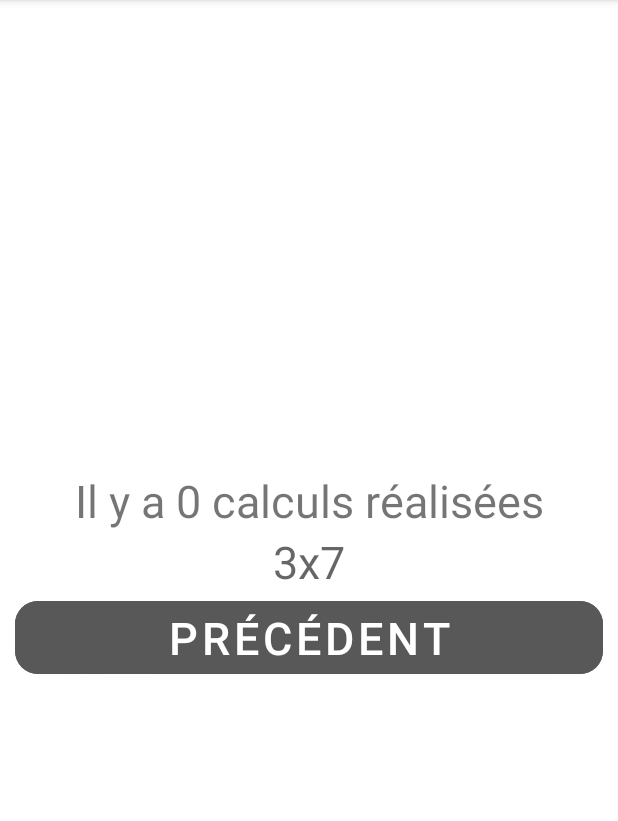
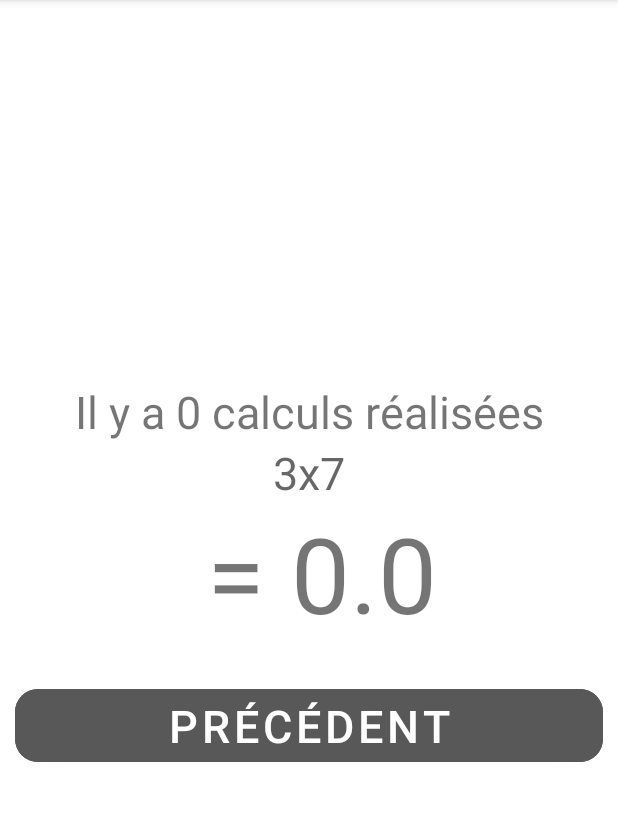
Before and after one commit to JustinF02/Projet-Android--Calculatrice, an Android app: the screen it shows after launch (LastComputeActivity), after a tap on "DERNIER CALCUL", on a phone screen of 412 x 824 dp, the part 84-905 px from its top. Run offline under Robolectric (Android 15) with nearby library versions, the phone set to English and light mode, and no system bars.

Commit message:
correction BDD

```diff
--- a/app/src/main/java/com/jger/groupe4/database/ComputeBaseHelper.java
+++ b/app/src/main/java/com/jger/groupe4/database/ComputeBaseHelper.java
@@ -13,7 +13,7 @@ public class ComputeBaseHelper extends DataBaseHelper {
     protected String getCreationSql() {
 
         return "CREATE TABLE IF NOT EXISTS historique (" +
-                "id" + " INTEGER NOT NULL," +
+                "id" + " INTEGER PRIMARY KEY AUTOINCREMENT," +
                 CalculDao.clePremierElement + " DOUBLE NOT NULL, " +
                 CalculDao.cleDeuxiemeElement + " DOUBLE NOT NULL," +
                 CalculDao.cleSymbol + " VARCHAR(255) NOT NULL," +
--- a/app/src/main/java/com/jger/groupe4/view/LastComputeActivity.java
+++ b/app/src/main/java/com/jger/groupe4/view/LastComputeActivity.java
@@ -26,6 +26,7 @@ public class LastComputeActivity extends AppCompatActivity {
         calculService = new CalculService(new CalculDao(new ComputeBaseHelper(this)));
         Button boutonPrecedent = findViewById(R.id.bouton_precedent);
         TextView textViewCalcul = findViewById(R.id.derniereOperation);
+        TextView textViewRESULTAT = findViewById(R.id.derniereOperationRESULTAT);
         TextView textViewNombreCalcul = findViewById(R.id.nbOperations);
         boutonPrecedent.setOnClickListener(view -> retourneAuPrecedent());
         Intent intent =getIntent();
@@ -33,10 +34,14 @@ public class LastComputeActivity extends AppCompatActivity {
         deuxiemeElement = intent.getDoubleExtra("deuxiemeElement",0.0);
         symbol = intent.getStringExtra("operationSymbol");
         resultat = intent.getDoubleExtra("resultat",0.0);
+
         textViewNombreCalcul.setText("Il y a " + calculService.getCalculCount() + " calculs réalisées");
-        textViewCalcul.setText(premierElement + " " + symbol + " " + deuxiemeElement + " = " + resultat);
+        textViewCalcul.setText(premierElement + " " + symbol + " " + deuxiemeElement);
+        textViewRESULTAT.setText(" = " + resultat);
+
         if(symbol != null){
-            textViewCalcul.setText(premierElement +" "+symbol+" "+deuxiemeElement +" = "+resultat);
+            textViewCalcul.setText(premierElement +" "+symbol+" "+deuxiemeElement);
+            textViewRESULTAT.setText(" = " + resultat);
         }else{
             textViewCalcul.setText("");
         }
--- a/app/src/main/res/layout/activity_last_compute.xml
+++ b/app/src/main/res/layout/activity_last_compute.xml
@@ -8,7 +8,7 @@
 
     <LinearLayout
         android:id="@+id/linearLayout2"
-        android:layout_width="0dp"
+        android:layout_width="0sp"
         android:layout_height="wrap_content"
         android:gravity="center"
         android:orientation="vertical"
@@ -24,7 +24,7 @@
             android:layout_height="wrap_content"
             android:hint="2x4 = 8"
             android:textAlignment="center"
-            android:textSize="30dp" />
+            android:textSize="30sp" />
 
         <TextView
             android:id="@+id/derniereOperation"
@@ -32,18 +32,27 @@
             android:layout_height="wrap_content"
             android:hint="3x7"
             android:textAlignment="center"
-            android:textSize="30dp" />
+            android:textSize="30sp" />
+
+        <TextView
+            android:id="@+id/derniereOperationRESULTAT"
+            android:layout_width="match_parent"
+            android:layout_height="118dp"
+            android:hint="3x7"
+            android:textAlignment="center"
+            android:textSize="70sp" />
 
         <Button
             android:id="@+id/bouton_precedent"
             android:layout_width="match_parent"
             android:layout_height="wrap_content"
-            android:layout_marginLeft="10dp"
-            android:layout_marginRight="10dp"
+            android:layout_marginLeft="10sp"
+            android:layout_marginRight="10sp"
             android:backgroundTint="@color/mainThemeButton"
             android:gravity="center"
             android:text="@string/bouton_precedent"
             android:textSize="30dp"
-            app:cornerRadius="15dp" />
+            app:cornerRadius="15sp" />
+
     </LinearLayout>
 </androidx.constraintlayout.widget.ConstraintLayout>
```
